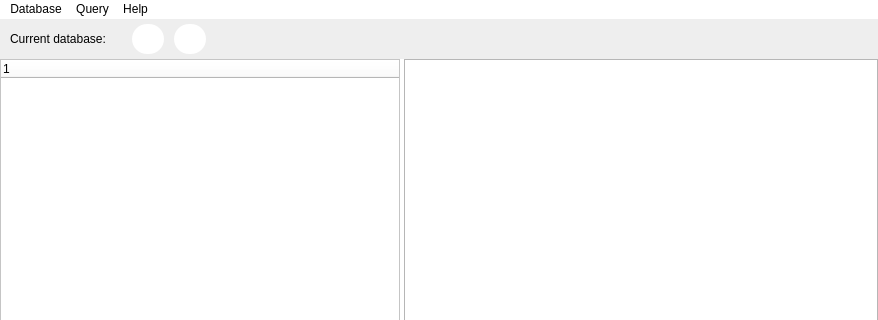
Above: NBAdmin_cmake/mainwindow.ui from gitnitrosbase/QtAdmin before the change; both pictures show x 0 to 878 and y 0 to 320 of the 878 by 605 pixel window. Below: the same form after it.
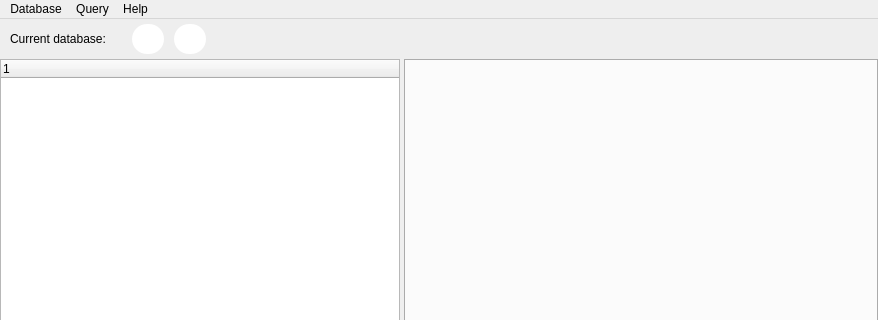
That is the form after the change. Icons and pictures are not drawn.

The edit to the form file:
```diff
--- a/NBAdmin_cmake/mainwindow.ui
+++ b/NBAdmin_cmake/mainwindow.ui
@@ -20,7 +20,7 @@
    <string>MainWindow</string>
   </property>
   <property name="styleSheet">
-   <string notr="true">background-color:rgb(255, 255, 255)</string>
+   <string notr="true">backgraund-color:rgb(255, 255, 255)</string>
   </property>
   <widget class="QWidget" name="centralwidget">
    <layout class="QGridLayout" name="gridLayout">
```
